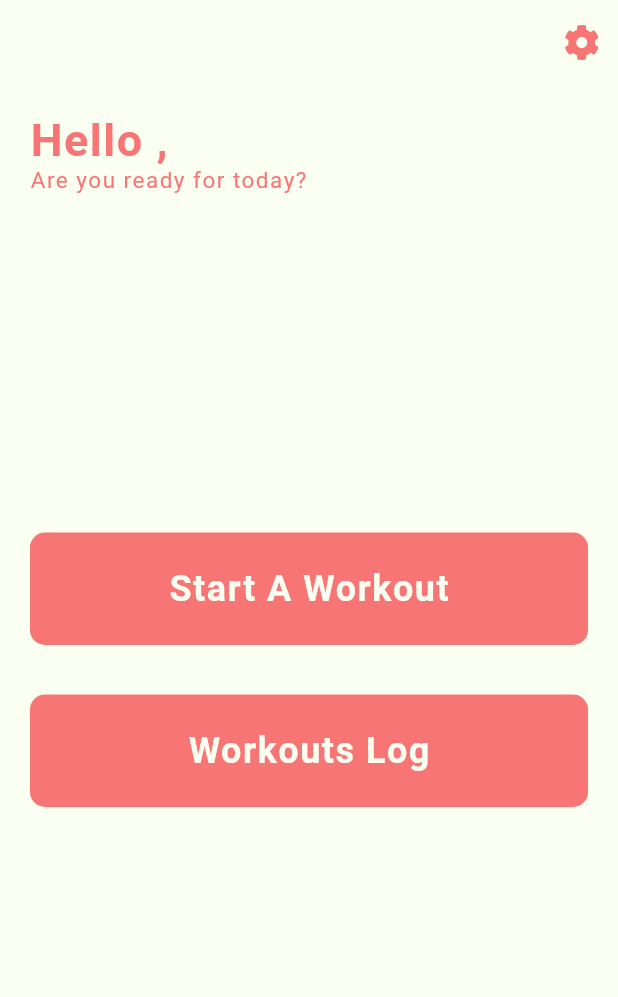
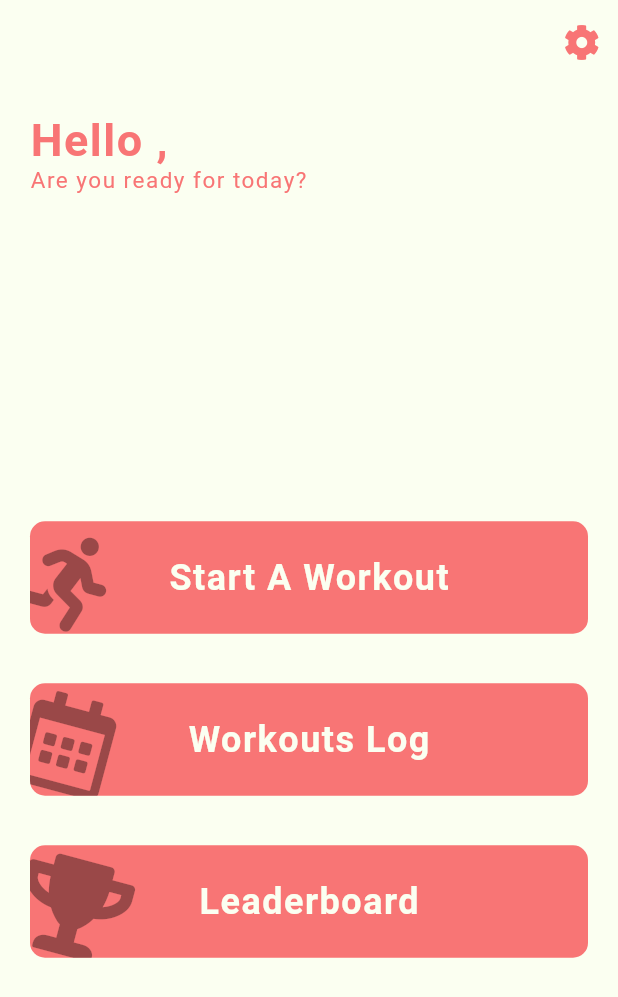
Before and after one commit to djock/fit-cards, a Flutter app: the HomeScreen widget shown alone on an empty page, opened directly, on a phone screen of 412 x 824 dp. Shown: the top 997 px of the screen. Run offline on Flutter 3.47's test engine with Material 2 defaults, Android fonts, the phone set to English and light mode, and no system bars; our stand-ins replace assets_audio_player, confetti, firebase_auth, firebase_core, firebase_database, flutter_slidable and 7 more; missing offline and left inert: tutorial_coach_mark; accounts and stored records are empty; generated files the repository leaves out were written again; network calls fail; statements that could not run were skipped.

Commit message:
Leaderboard ui

```diff
--- a/lib/screens/home_screen.dart
+++ b/lib/screens/home_screen.dart
@@ -5,6 +5,7 @@ import 'package:fitcards/handlers/app_state_handler.dart';
 import 'package:fitcards/handlers/app_theme.dart';
 import 'package:fitcards/screens/cards_screen.dart';
 import 'package:fitcards/screens/leaderboard_screen.dart';
+import 'package:fitcards/screens/settings_screen.dart';
 import 'package:fitcards/screens/workouts_log_screen.dart';
 import 'package:fitcards/utilities/app_localizations.dart';
 import 'package:fitcards/widgets/custom_app_bar.dart';
@@ -46,48 +47,27 @@ class _HomeScreenState extends State<HomeScreen> {
                 icon: FaIcon(FontAwesomeIcons.cog),
                 color: Theme.of(Get.context).accentColor,
                 onPressed: () {
-                Get.to(() => LeaderBoardScreen());
-//                Get.to(() => SettingsScreen()).then((value) {
-//                  setState(() {});
-//                });
+                  Get.to(() => SettingsScreen()).then((value) {
+                    setState(() {});
+                  });
                 })
           ], elevation: 0, text: ''),
           body: Padding(
             padding: const EdgeInsets.all(10),
-          child: Stack(
+            child: Column(
               children: [
-              Container(
-                child: Center(
-                  child: Column(
-                    mainAxisAlignment: MainAxisAlignment.center,
-                    crossAxisAlignment: CrossAxisAlignment.center,
-                    children: [
-                      CustomGradientButton(
-                        text: AppLocalizations.startAWorkout,
-                        action: () {
-                          AppStateHandler.shuffleJson();
-                          Get.to(() => CardsScreen()).then((value) {
-                            setState(() {
-
-                            });
-                          });
-                        },
-                      ),
-                      SizedBox(
-                        height: 20,
-                      ),
-                      CustomGradientButton(
-                        text: AppLocalizations.workoutsLog,
-                        action: () {
-                          Get.to(() => WorkoutsLogScreen());
-                        },
-                      ),
+                _buildHeader(),
+                Expanded(child: _buildButtons()),
               ],
             ),
           ),
-              ),
-              Align(
-                alignment: Alignment.topLeft,
+        ));
+  }
+
+  Widget _buildHeader() {
+    return Row(
+      children: [
+        Container(
           child: Padding(
             padding: const EdgeInsets.all(10),
             child: Column(
@@ -95,16 +75,18 @@ class _HomeScreenState extends State<HomeScreen> {
               children: [
                 Text(
                   '${AppLocalizations.hello} ${AppState.userName},',
-                        style: AppTheme.textAccentBold30(), maxLines: 2,
+                  style: AppTheme.textAccentBold30(),
+                  maxLines: 2,
                 ),
                 SizedBox(
                   height: AppState.points != 0 ? 5 : 0,
                 ),
-                      AppState.points != 0 ?
-                      Text(
+                AppState.points != 0
+                    ? Text(
                         '+${AppState.points} points',
                         style: AppTheme.textAccentBold30(),
-                      ) : SizedBox(),
+                      )
+                    : SizedBox(),
                 SizedBox(
                   height: AppState.points != 0 ? 5 : 0,
                 ),
@@ -115,11 +97,52 @@ class _HomeScreenState extends State<HomeScreen> {
               ],
             ),
           ),
-              )
+        ),
+      ],
+    );
+  }
+
+  Widget _buildButtons() {
+    return Container(
+      child: Column(
+        mainAxisAlignment: MainAxisAlignment.center,
+        crossAxisAlignment: CrossAxisAlignment.center,
+        children: [
+          SizedBox(
+            height: 20,
+          ),
+          CustomGradientButton(
+            text: AppLocalizations.startAWorkout,
+            icon: FontAwesomeIcons.running,
+            action: () {
+              AppStateHandler.shuffleJson();
+              Get.to(() => CardsScreen()).then((value) {
+                setState(() {});
+              });
+            },
+          ),
+          SizedBox(
+            height: 20,
+          ),
+          CustomGradientButton(
+            text: AppLocalizations.workoutsLog,
+            icon: FontAwesomeIcons.calendarAlt,
+            action: () {
+              Get.to(() => WorkoutsLogScreen());
+            },
+          ),
+          SizedBox(
+            height: 20,
+          ),
+          CustomGradientButton(
+            text: AppLocalizations.leaderBoard,
+            icon: FontAwesomeIcons.trophy,
+            action: () {
+              Get.to(() => LeaderBoardScreen());
+            },
+          ),
         ],
       ),
-        ),
-      )
     );
   }
 }
--- a/lib/screens/leaderboard_screen.dart
+++ b/lib/screens/leaderboard_screen.dart
@@ -18,8 +18,6 @@ class _LeaderBoardScreenState extends State<LeaderBoardScreen> {
   @override
   void initState() {
     FirebaseDatabaseHandler.getLeaderBoard().then((value) {
-      debugPrint(
-          'test ' + FirebaseDatabaseHandler.leaderBoard.length.toString());
       setState(() {
         _hasLoaded = true;
       });
--- a/lib/utilities/app_localizations.dart
+++ b/lib/utilities/app_localizations.dart
@@ -59,6 +59,6 @@ class AppLocalizations {
   static String audio = 'Audio (timer)';
   static String clearAllData = 'Clear all data';
   static String clearAllDataSubtitle = 'Are you sure you want clear all app data, including workouts logs?';
-  static String leaderBoard = 'LEADERBOARD';
+  static String leaderBoard = 'Leaderboard';
   static String nothingHere = 'Nothing here';
 }
--- a/lib/widgets/custom_gradient_button.dart
+++ b/lib/widgets/custom_gradient_button.dart
@@ -1,12 +1,17 @@
+import 'dart:math';
+
 import 'package:fitcards/handlers/app_theme.dart';
+import 'package:fitcards/utilities/app_colors.dart';
 import 'package:flutter/material.dart';
+import 'package:font_awesome_flutter/font_awesome_flutter.dart';
 import 'package:get/get.dart';
 
 class CustomGradientButton extends StatelessWidget {
   final Function action;
   final String text;
+  final IconData icon;
 
-  const CustomGradientButton({Key key, this.action, this.text}) : super(key: key);
+  const CustomGradientButton({Key key, this.action, this.text, this.icon}) : super(key: key);
 
   @override
   Widget build(BuildContext context) {
@@ -18,7 +23,7 @@ class CustomGradientButton extends StatelessWidget {
         width: MediaQuery.of(context).size.width,
         height: 75,
         margin: EdgeInsets.only(left: 10, right: 10, top: 13),
-        padding: EdgeInsets.all(20.0),
+        padding: EdgeInsets.all(8.0),
         clipBehavior: Clip.antiAliasWithSaveLayer,
         decoration: BoxDecoration(
             borderRadius: BorderRadius.circular(10.0),
@@ -26,7 +31,24 @@ class CustomGradientButton extends StatelessWidget {
                 begin: Alignment.bottomLeft,
                 end: Alignment.topRight,
                 colors: [Theme.of(Get.context).accentColor, Theme.of(Get.context).accentColor])),
-        child: Column(
+        child: Stack(
+          children: [
+            Align(
+              alignment: Alignment.topLeft * 1.1,
+              child: Transform.rotate(
+                angle:  pi / 12,
+                child: IconButton(
+                  icon: FaIcon(icon),
+                  iconSize: 65,
+                  padding: EdgeInsets.zero,
+                  color: AppColors.canvasColorLight.withOpacity(0.2),
+                ),
+              ),
+            ),
+            Row(
+              mainAxisAlignment: MainAxisAlignment.center,
+              children: [
+                Column(
                   crossAxisAlignment: CrossAxisAlignment.center,
                   mainAxisAlignment: MainAxisAlignment.center,
                   children: <Widget>[
@@ -36,6 +58,10 @@ class CustomGradientButton extends StatelessWidget {
                     ),
                   ],
                 ),
+              ],
+            ),
+          ],
+        ),
       ),
     );
   }
```
Lines whose indentation alone changed are shown as unchanged.
